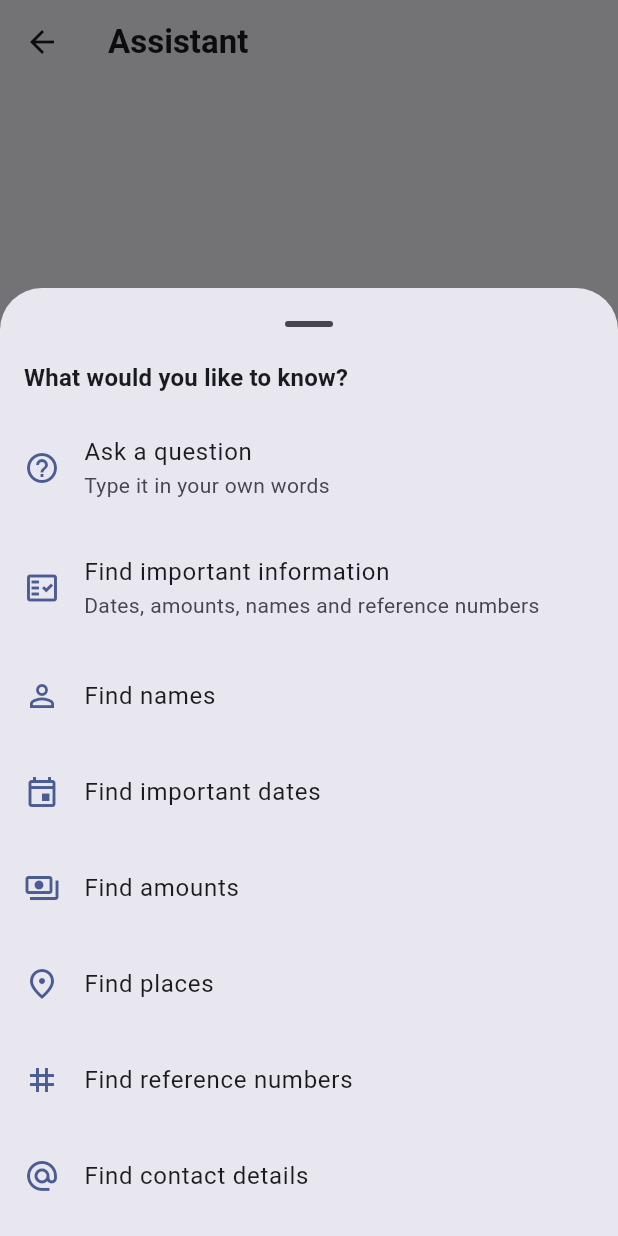
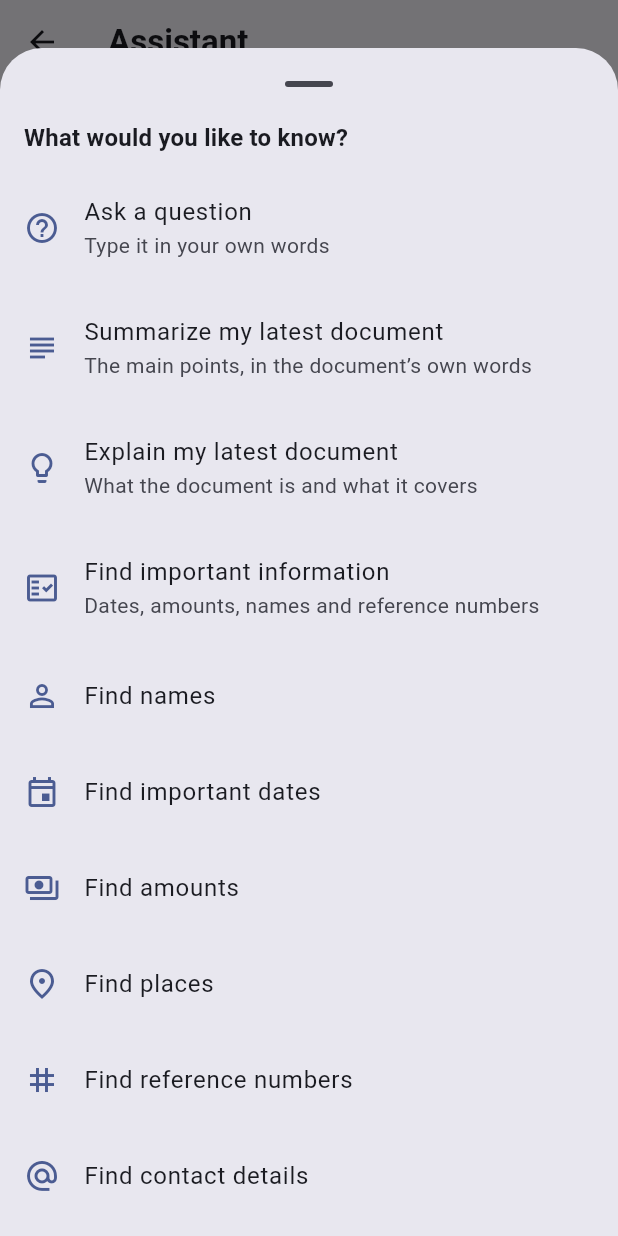
Before and after one commit to Sidra-Hayat/DocuAI, a Flutter app: the AssistantScreen screen opened directly with empty values, after a tap on the "auto awesome" icon, on a phone screen of 412 x 824 dp. Run offline on Flutter 3.47's test engine with Material 3 defaults, Android fonts, the phone set to English and light mode, and no system bars; our stand-ins replace flutter_riverpod, freezed_annotation, go_router, hive_ce, hive_ce_flutter, image_picker and 3 more; missing offline and left inert: flutter_file_dialog, google_mlkit_document_scanner, google_mlkit_text_recognition; accounts and stored records are empty; statements that could not run were skipped.

Commit message:
fix(assistant): improve natural document questions and factual extraction
Asked from the Assistant tab, questions people actually type were dead ends.
"What is this document about?", "Explain this document" and "What is this
section about?" all answered "Open the document you want first" — the app
declining a question it had everything it needed to answer. "Summarize my
latest document" searched for the literal word "latest"; "purpose", "simply"
and "information" were likewise sent to retrieval as though they were printed
on a page somewhere.

The cause was that a whole-document request with no document in scope refused
rather than resolving one. It now resolves the most recently updated readable
document and names it in the answer, so a wrong guess is visible rather than
mistaken for a fact about something else. Naming a document that does not
exist still reports the miss and never answers from a different one.

The analyzer gains three semantic categories rather than a phrase list — words
that ask what a thing *is*, words that say how to answer, and words that name a
document by recency — plus one generalising rule: a question with nothing left
to search for that points at the document itself is a request for what the
document holds. Four duplicated filter lists become one predicate, which is the
drift that let "purpose" be filtered by one consumer and searched for by
another.

Names are reported more conservatively. A run of capitals on a heading line is
a title and a run ending in a sectoral suffix is a company, so section headings
and utility companies stop being listed as people.

````diff
--- a/lib/src/core/text/markup.dart
+++ b/lib/src/core/text/markup.dart
@@ -451,6 +451,14 @@ abstract final class Markup {
   /// Whether one line is a picture reference and nothing else.
   static bool isImageLine(String line) => _image.hasMatch(line);
 
+  /// Whether one line is a heading.
+  ///
+  /// Exposed for the same reason [isImageLine] is: a consumer scanning raw page
+  /// text a line at a time needs to know what kind of line it is on, and the
+  /// alternative — re-deriving the rule from the `#` character — would be a
+  /// second definition of a heading to keep in step with this one.
+  static bool isHeadingLine(String line) => _heading.hasMatch(line);
+
   /// The file a picture line names, or null if it is not one.
   static String? imageNameIn(String line) =>
       _image.firstMatch(line)?.group(2)?.trim();
--- a/lib/src/features/assistant/data/repositories/retrieval_assistant_repository.dart
+++ b/lib/src/features/assistant/data/repositories/retrieval_assistant_repository.dart
@@ -129,7 +129,7 @@ class RetrievalAssistantRepository implements AssistantRepository {
         ),
         SummarizeDocument(:final brief) => await _onOneDocument(
           documentId,
-          (document) async => _composeSummary(
+          (document, chosen) async => _composeSummary(
             document,
             PassageExtractor.extract(document),
             brief: brief,
@@ -301,7 +301,15 @@ class RetrievalAssistantRepository implements AssistantRepository {
     if (retrieved is Success<AssistantAnswer> &&
         retrieved.value.kind == AnswerKind.noMatch) {
       final target = documentId ?? await _bestMatchFor(analyzed);
-      if (target != null) return _onOneDocument(target, _explainDocument);
+      if (target != null) {
+        // Named by the user rather than open in front of them, so the answer
+        // says which document it read. "This document" is only unambiguous on
+        // a screen that is showing one.
+        return _onOneDocument(
+          target,
+          (document, _) => _explainDocument(document, documentId == null),
+        );
+      }
     }
 
     return retrieved;
@@ -317,20 +325,42 @@ class RetrievalAssistantRepository implements AssistantRepository {
 
   /// Runs [body] against the document the conversation is about.
   ///
-  /// The document-shaped actions — summarise, explain — need one document and
-  /// cannot invent one. Saying so beats answering about whichever document
-  /// happened to rank first.
+  /// Summarising and explaining genuinely need one document — there is no such
+  /// thing as the summary of a library — but "needs one document" is not the
+  /// same as "needs the user to go and open one". Asked from the Assistant tab,
+  /// "what is this document about?" used to answer
+  ///
+  /// ```
+  /// Open the document you want first — this works on one document at a time.
+  /// ```
+  ///
+  /// which is the app declining to answer a question it has everything it needs
+  /// to answer. The user is on the Assistant screen precisely because they were
+  /// not thinking in terms of which document holds what.
+  ///
+  /// So when the conversation names no document, the most recently updated
+  /// readable one is used — the document they were last working on, which is
+  /// what "this document" means to someone who has just come from the library.
+  /// The answer then *names* what it read, so a wrong guess is visible in the
+  /// first line rather than mistaken for a fact about something else.
+  ///
+  /// [body] is told which happened, because an answer about the document on
+  /// screen should not announce a title the user is already looking at.
   Future<Result<AssistantAnswer>> _onOneDocument(
     String? documentId,
-    Future<AssistantAnswer> Function(Document document) body,
+    Future<AssistantAnswer> Function(Document document, bool chosen) body,
   ) async {
     if (documentId == null) {
-      return const Success(
-        AssistantAnswer(
-          text: openADocumentMessage,
-          kind: AnswerKind.needsDocument,
-        ),
-      );
+      final chosen = await _mostRecentReadable();
+      if (chosen case Failed(:final failure)) return Failed(failure);
+
+      final document = (chosen as Success<Document?>).value;
+      // Nothing readable to fall back to. `_emptyHanded` tells an empty library
+      // apart from one whose text has not been recognised, which send the user
+      // to completely different places.
+      if (document == null) return Success(await _emptyHanded());
+
+      return Success(await body(document, true));
     }
 
     final loaded = await _documents.getDocument(documentId);
@@ -347,7 +377,27 @@ class RetrievalAssistantRepository implements AssistantRepository {
       );
     }
 
-    return Success(await body(document));
+    return Success(await body(document, false));
+  }
+
+  /// The document the user was last working on, or null if none can be read.
+  ///
+  /// Sorted here rather than trusted from the repository. `readAll` does return
+  /// newest-first today, but "which document did the assistant pick" is a
+  /// user-visible decision, and one that quietly depended on a sort order
+  /// declared in another layer would be one refactor away from picking the
+  /// oldest document instead.
+  FutureResult<Document?> _mostRecentReadable() async {
+    final loaded = await _documents.getDocuments();
+    if (loaded case Failed(:final failure)) return Failed(failure);
+
+    final readable =
+        (loaded as Success<List<Document>>).value
+            .where((document) => document.hasText)
+            .toList()
+          ..sort((a, b) => b.updatedAt.compareTo(a.updatedAt));
+
+    return Success<Document?>(readable.isEmpty ? null : readable.first);
   }
 
   /// Stage one: narrow the library to the documents worth reading.
@@ -698,7 +748,10 @@ class RetrievalAssistantRepository implements AssistantRepository {
   /// describing the document in their own words. It reads like the document's
   /// table of contents plus the facts it carries — which is a genuine answer to
   /// "what is this?", and unlike a paraphrase it cannot be wrong.
-  Future<AssistantAnswer> _explainDocument(Document document) async {
+  Future<AssistantAnswer> _explainDocument(
+    Document document, [
+    bool chosen = false,
+  ]) async {
     final passages = PassageExtractor.extract(document);
     final outline = DocumentTopics.of(document);
 
@@ -713,13 +766,19 @@ class RetrievalAssistantRepository implements AssistantRepository {
     final topics = outline.topics;
     final lines = <String>[];
 
+    // Which document is being described. "This document" is right when the user
+    // is looking at one and wrong when the assistant picked it — there, naming
+    // it is the difference between an answer and a claim about something
+    // unidentified.
+    final subject = chosen ? '“${document.title}”' : 'This document';
+
     if (outline.fromHeadings) {
       // A document that divided itself into sections has already answered the
       // question. Listing those sections in one sentence is the closest an
       // extractive assistant honestly gets to describing a document — and every
       // word of it was typed by whoever wrote the thing.
       lines.add(
-        'This document covers '
+        '$subject covers '
         '${AnswerPhrasing.list(topics.map((topic) => topic.text))}.',
       );
     } else {
@@ -727,7 +786,7 @@ class RetrievalAssistantRepository implements AssistantRepository {
       // than paraphrased, because paraphrasing it would mean inventing the
       // paraphrase.
       lines.add(
-        'This document is about '
+        '$subject is about '
         '“${AnswerPhrasing.withoutTrailingStop(topics.first.text)}”.',
       );
 
@@ -1001,11 +1060,26 @@ class RetrievalAssistantRepository implements AssistantRepository {
         return _findInformation(_kindFor(question.intent), null);
       }
 
-      // Summarising and explaining genuinely do need one document — there is no
-      // such thing as the summary of a library — so this says which documents
-      // there are to choose from rather than asking the user to guess the
-      // wording that would have worked.
-      return Success(await _askWhichDocument(question));
+      // Something was named and matched nothing. Falling back to the newest
+      // document here would answer about the wrong one under a title the user
+      // never asked for, so this reports the miss instead.
+      if (question.subjectTerms.isNotEmpty) {
+        return Success(await _askWhichDocument(question));
+      }
+
+      // Nothing was named at all — "summarise my latest document", "what are
+      // the important points?". That is a whole-document request about the
+      // document the user was last working on, and answering it is what
+      // [_onOneDocument] does. Only a summary reaches here: the listing modes
+      // went library-wide above, and explain never enters this method.
+      return _onOneDocument(
+        null,
+        (target, chosen) async => _composeSummary(
+          target,
+          PassageExtractor.extract(target),
+          brief: question.brief,
+        ),
+      );
     }
 
     if (!document.hasText) {
@@ -1236,33 +1310,15 @@ class RetrievalAssistantRepository implements AssistantRepository {
       final loaded = await _documents.getDocuments();
       if (loaded case Failed(:final failure)) return Failed(failure);
 
-      final documents = (loaded as Success<List<Document>>).value
-          .where((document) => document.hasText)
-          .take(4)
-          .toList(growable: false);
+      final readable =
+          (loaded as Success<List<Document>>).value
+              .where((document) => document.hasText)
+              .toList()
+            ..sort((a, b) => b.updatedAt.compareTo(a.updatedAt));
 
-      if (documents.isEmpty) return const Success(<String>[]);
+      if (readable.isEmpty) return const Success(<String>[]);
 
-      final suggestions = <String>[];
-      for (final document in documents) {
-        final text = document.extractedText;
-        final title = document.title;
-
-        // Ask about what the page demonstrably contains. A suggestion that
-        // returns nothing is worse than no suggestion — it teaches the user
-        // the assistant does not work.
-        if (PassageSignals.hasAmount(text)) {
-          suggestions.add('How much is the $title?');
-        } else if (PassageSignals.hasDate(text)) {
-          suggestions.add('When is the $title due?');
-        } else if (PassageSignals.hasContact(text)) {
-          suggestions.add('What is the contact for the $title?');
-        } else {
-          suggestions.add('What does the $title say?');
-        }
-      }
-
-      return Success(List<String>.unmodifiable(suggestions.take(4)));
+      return Success(_questionsAboutTheLibrary(readable));
     } catch (error, stackTrace) {
       return Failed(
         AssistantFailure(
@@ -1272,6 +1328,33 @@ class RetrievalAssistantRepository implements AssistantRepository {
         ),
       );
     }
+  }
+
+  /// What is worth asking of the library as a whole.
+  ///
+  /// [readable] arrives newest-first and every entry has recognised text.
+  ///
+  /// Each suggestion is checked against the library before it is offered, using
+  /// the same signals that will answer it — so the names chip appears only if a
+  /// name survives the conservative filter that the answer will apply, and the
+  /// dates chip only if a date is written somewhere. The two openers need no
+  /// check: any readable document can be summarised, and any can be described.
+  static List<String> _questionsAboutTheLibrary(List<Document> readable) {
+    // Read once. `extractedText` walks every page of every document, and asking
+    // four separate questions of it would walk the library four times.
+    final corpus = readable
+        .map((document) => document.extractedText)
+        .join('\n');
+
+    return List<String>.unmodifiable(
+      <String>[
+        LibraryQuestions.summariseLatest,
+        LibraryQuestions.about(readable.first.title),
+        if (PassageSignals.hasDate(corpus)) LibraryQuestions.dates,
+        if (PassageSignals.hasProperName(corpus)) LibraryQuestions.names,
+        if (PassageSignals.hasAmount(corpus)) LibraryQuestions.amounts,
+      ].take(4),
+    );
   }
 
   /// What is worth asking of one particular document.
--- a/lib/src/features/assistant/domain/usecases/suggest_questions.dart
+++ b/lib/src/features/assistant/domain/usecases/suggest_questions.dart
@@ -28,6 +28,30 @@ abstract final class DocumentQuestions {
   static const String references = 'Find reference numbers';
 }
 
+/// The same idea for the library-wide conversation.
+///
+/// Separate from [DocumentQuestions] because the wording has to be true of a
+/// library rather than of one page — "Find names" reads as a command inside a
+/// document and as an ambiguity outside it, where the useful question is which
+/// of *your documents* mention anybody.
+///
+/// Every one of these is offered only when the library can actually answer it,
+/// checked with the same signals that will do the answering. A suggestion that
+/// comes back empty is worse than no suggestion: it teaches the user that the
+/// assistant does not work, when in truth they were handed a question about
+/// something their documents do not contain.
+abstract final class LibraryQuestions {
+  static const String summariseLatest = 'Summarize my latest document';
+  static const String dates = 'Find all important dates';
+  static const String names = 'Who is mentioned in my documents?';
+  static const String amounts = 'What amounts are mentioned?';
+
+  /// "What is my electricity bill about?" — with the user's own document in
+  /// place of the example, because a suggestion naming a document they do not
+  /// have is a suggestion that cannot be tapped.
+  static String about(String title) => 'What is the $title about?';
+}
+
 /// The last few questions actually asked, newest first.
 ///
 /// Derived from the transcript rather than stored separately — the history is
--- a/lib/src/features/assistant/presentation/screens/assistant_screen.dart
+++ b/lib/src/features/assistant/presentation/screens/assistant_screen.dart
@@ -333,8 +333,20 @@ class _Introduction extends ConsumerWidget {
   Widget build(BuildContext context, WidgetRef ref) {
     // Suggestions are a convenience: a document or library that cannot produce
     // any still gets the actions, never an error.
-    final suggestions =
+    final suggested =
         ref.watch(suggestedQuestionsProvider(scope)).value ?? const <String>[];
+
+    // An example that repeats a button sitting inches above it is the same
+    // offer made twice. Both are wanted — the button is the short way, the
+    // example teaches that the question can simply be typed — but only one of
+    // them should be on screen.
+    final offered = <String>{
+      for (final action in AssistantActions.headline(scope != null))
+        action.label.toLowerCase(),
+    };
+    final suggestions = suggested
+        .where((question) => !offered.contains(question.toLowerCase()))
+        .toList(growable: false);
 
     // A library with nothing readable in it cannot answer anything, and saying
     // so beats offering four actions that all come back empty.
@@ -357,10 +369,15 @@ class _Introduction extends ConsumerWidget {
       message: scope == null
           // Said plainly on the screen where it is not obvious. Inside a
           // document the scope explains itself; from the Assistant tab the user
-          // has no way of knowing what the question is being asked *of*.
-          ? 'Ask a question about any of your documents. DocuAI searches your '
-                'saved documents and answers only from information it can find.'
-          : 'Every answer comes from this document’s own pages, and shows you '
+          // has no way of knowing what the question is being asked *of* — nor,
+          // before this said so, what kinds of thing were worth asking.
+          ? 'Ask in your own words — what a document is about, what it says, '
+                'or which dates, names and amounts are in it. Every answer '
+                'comes from your own documents and shows you where it came '
+                'from.'
+          : 'Ask in your own words — what this document is about, what it '
+                'says, or which dates, names and amounts are in it. Every '
+                'answer comes from this document’s own pages, and shows you '
                 'where it came from.',
       action: AssistantQuickActions(
         onIntent: onIntent,
--- a/lib/src/features/assistant/presentation/widgets/assistant_quick_actions.dart
+++ b/lib/src/features/assistant/presentation/widgets/assistant_quick_actions.dart
@@ -40,9 +40,12 @@ class AssistantQuickActions extends StatelessWidget {
 
   /// True in a conversation about one document.
   ///
-  /// Summarise and Explain need something to be about. Offering them on the
-  /// library-wide conversation would be offering an action whose only possible
-  /// answer is "open a document first".
+  /// Changes what the actions are *called*, not which ones are offered. Every
+  /// action now works from either conversation: a document-shaped request made
+  /// with nothing open resolves to the document last worked on and names it in
+  /// the answer. Summarise and Explain used to be hidden here because their
+  /// only possible reply was "open a document first" — which was a fault in the
+  /// engine rather than a reason to withhold the button.
   final bool scoped;
 
   @override
@@ -118,15 +121,16 @@ class AssistantAction {
 abstract final class AssistantActions {
   /// The few worth showing without being asked.
   static List<AssistantAction> headline(bool scoped) => <AssistantAction>[
-    if (scoped) ...<AssistantAction>[_summarize(scoped), _explain(scoped)],
+    _summarize(scoped),
+    _explain(scoped),
     _important,
-    _find(InformationKind.names, Icons.person_outline),
     _find(InformationKind.dates, Icons.event_outlined),
   ];
 
   /// Everything, for the sheet.
   static List<AssistantAction> all(bool scoped) => <AssistantAction>[
-    if (scoped) ...<AssistantAction>[_summarize(scoped), _explain(scoped)],
+    _summarize(scoped),
+    _explain(scoped),
     _important,
     _find(InformationKind.names, Icons.person_outline),
     _find(InformationKind.dates, Icons.event_outlined),
@@ -136,17 +140,22 @@ abstract final class AssistantActions {
     _find(InformationKind.contacts, Icons.alternate_email_outlined),
   ];
 
+  /// The label says which document will be read.
+  ///
+  /// "Summarize a document" was a promise the button could not keep — it named
+  /// no document and the engine then asked the user to go and pick one. Naming
+  /// the rule instead means the button says exactly what pressing it does.
   static AssistantAction _summarize(bool scoped) => AssistantAction(
     icon: Icons.subject_outlined,
-    label: scoped ? 'Summarise this document' : 'Summarize a document',
+    label: scoped ? 'Summarise this document' : 'Summarize my latest document',
     description: 'The main points, in the document’s own words',
     intent: const SummarizeDocument(),
   );
 
   static AssistantAction _explain(bool scoped) => AssistantAction(
     icon: Icons.lightbulb_outline,
-    label: scoped ? 'Explain this document' : 'Explain something',
-    description: 'What this document is and what it covers',
+    label: scoped ? 'Explain this document' : 'Explain my latest document',
+    description: 'What the document is and what it covers',
     intent: const ExplainDocument(),
   );
 
````
Also changed, not shown: lib/src/features/assistant/data/datasources/question_analyzer.dart (+225 -36 lines), 5 other files.
